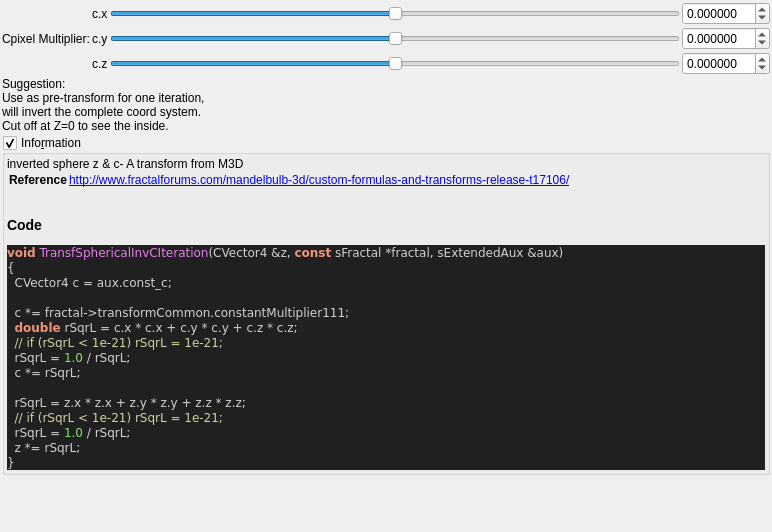
buddhi1980/mandelbulber2, file mandelbulber2/formula/ui/fractal_transf_spherical_inv_c.ui: the form before one commit.
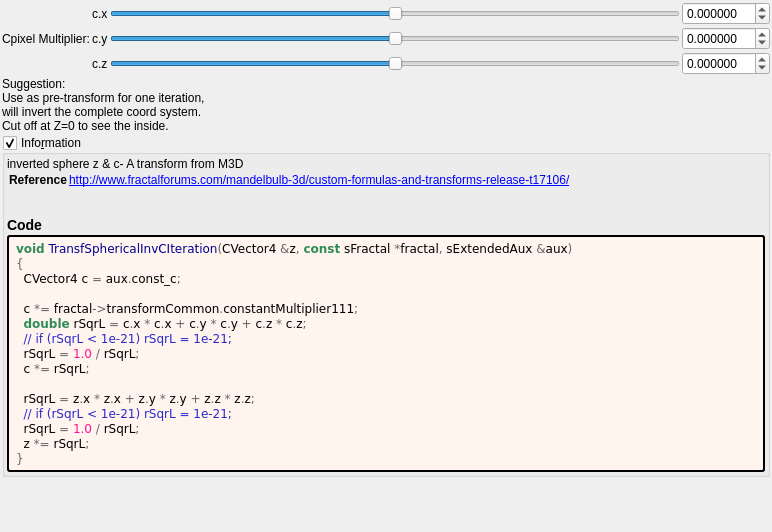
The form after the commit. Custom widgets are drawn as their Qt base class.

Diff of the .ui file:
```diff
--- a/mandelbulber2/formula/ui/fractal_transf_spherical_inv_c.ui
+++ b/mandelbulber2/formula/ui/fractal_transf_spherical_inv_c.ui
@@ -264,29 +264,44 @@
        <number>2</number>
       </property>
       <item>
-       <widget class="QLabel" name="label_code_content">
+	   <widget class="QLabel" name="label_information_general">
         <property name="text">
          <string notr="true">&lt;p&gt;inverted sphere z &amp; c- A transform from M3D&lt;/p&gt;&lt;table&gt;
 &lt;tr&gt;&lt;th&gt;Reference&lt;/th&gt;&lt;td&gt;&lt;a href=&quot;http://www.fractalforums.com/mandelbulb-3d/custom-formulas-and-transforms-release-t17106/&quot;&gt;http://www.fractalforums.com/mandelbulb-3d/custom-formulas-and-transforms-release-t17106/&lt;br&gt;
 &lt;/td&gt;&lt;/tr&gt;
 &lt;/table&gt;
-&lt;h3&gt;Code&lt;/h3&gt;
-&lt;body style=&quot;background-color:#202020&quot;&gt;
-&lt;pre style=&quot;color:#d0d0d0; background-color:#202020;  font-family:'Courier New',monospace;&quot;&gt;&lt;span style=&quot;color:#f09479; font-weight:bold&quot;&gt;void&lt;/span&gt; &lt;span style=&quot;color:#e47eed&quot;&gt;TransfSphericalInvCIteration&lt;/span&gt;&lt;span style=&quot;color:#d0d0d0&quot;&gt;(&lt;/span&gt;CVector4 &lt;span style=&quot;color:#d0d0d0&quot;&gt;&amp;amp;&lt;/span&gt;z&lt;span style=&quot;color:#d0d0d0&quot;&gt;,&lt;/span&gt; &lt;span style=&quot;color:#f09479; font-weight:bold&quot;&gt;const&lt;/span&gt; sFractal &lt;span style=&quot;color:#d0d0d0&quot;&gt;*&lt;/span&gt;fractal&lt;span style=&quot;color:#d0d0d0&quot;&gt;,&lt;/span&gt; sExtendedAux &lt;span style=&quot;color:#d0d0d0&quot;&gt;&amp;amp;&lt;/span&gt;aux&lt;span style=&quot;color:#d0d0d0&quot;&gt;)&lt;/span&gt;
-&lt;span style=&quot;color:#d0d0d0&quot;&gt;{&lt;/span&gt;
-  CVector4 c &lt;span style=&quot;color:#d0d0d0&quot;&gt;=&lt;/span&gt; aux&lt;span style=&quot;color:#d0d0d0&quot;&gt;.&lt;/span&gt;const_c&lt;span style=&quot;color:#d0d0d0&quot;&gt;;&lt;/span&gt;
+&lt;h3&gt;Code&lt;/h3&gt;</string>
+		</property>
+		<property name="wordWrap">
+		 <bool>true</bool>
+		</property>
+		<property name="openExternalLinks">
+		 <bool>true</bool>
+		</property>
+		<property name="textInteractionFlags">
+		 <set>Qt::LinksAccessibleByMouse|Qt::TextSelectableByMouse</set>
+		</property>
+		</widget>
+	   </item>
+	   <item>
+	    <widget class="QLabel" name="label_code_content">
+		 <property name="text">
+		  <string notr="true">&lt;body style=&quot;background-color:#fff5ee&quot;&gt;
+&lt;pre style=&quot;color:#000000; background-color:#fff5ee;  font-family:'Courier New',monospace;&quot;&gt;&lt;span style=&quot;color:#2e8b57; font-weight:bold&quot;&gt;void&lt;/span&gt; &lt;span style=&quot;color:#00008f&quot;&gt;TransfSphericalInvCIteration&lt;/span&gt;&lt;span style=&quot;color:#676767&quot;&gt;(&lt;/span&gt;CVector4 &lt;span style=&quot;color:#676767&quot;&gt;&amp;amp;&lt;/span&gt;z&lt;span style=&quot;color:#676767&quot;&gt;,&lt;/span&gt; &lt;span style=&quot;color:#2e8b57; font-weight:bold&quot;&gt;const&lt;/span&gt; sFractal &lt;span style=&quot;color:#676767&quot;&gt;*&lt;/span&gt;fractal&lt;span style=&quot;color:#676767&quot;&gt;,&lt;/span&gt; sExtendedAux &lt;span style=&quot;color:#676767&quot;&gt;&amp;amp;&lt;/span&gt;aux&lt;span style=&quot;color:#676767&quot;&gt;)&lt;/span&gt;
+&lt;span style=&quot;color:#676767&quot;&gt;{&lt;/span&gt;
+  CVector4 c &lt;span style=&quot;color:#676767&quot;&gt;=&lt;/span&gt; aux&lt;span style=&quot;color:#676767&quot;&gt;.&lt;/span&gt;const_c&lt;span style=&quot;color:#676767&quot;&gt;;&lt;/span&gt;
 
-  c &lt;span style=&quot;color:#d0d0d0&quot;&gt;*=&lt;/span&gt; fractal&lt;span style=&quot;color:#d0d0d0&quot;&gt;-&amp;gt;&lt;/span&gt;transformCommon&lt;span style=&quot;color:#d0d0d0&quot;&gt;.&lt;/span&gt;constantMultiplier111&lt;span style=&quot;color:#d0d0d0&quot;&gt;;&lt;/span&gt;
-  &lt;span style=&quot;color:#f09479; font-weight:bold&quot;&gt;double&lt;/span&gt; rSqrL &lt;span style=&quot;color:#d0d0d0&quot;&gt;=&lt;/span&gt; c&lt;span style=&quot;color:#d0d0d0&quot;&gt;.&lt;/span&gt;x &lt;span style=&quot;color:#d0d0d0&quot;&gt;*&lt;/span&gt; c&lt;span style=&quot;color:#d0d0d0&quot;&gt;.&lt;/span&gt;x &lt;span style=&quot;color:#d0d0d0&quot;&gt;+&lt;/span&gt; c&lt;span style=&quot;color:#d0d0d0&quot;&gt;.&lt;/span&gt;y &lt;span style=&quot;color:#d0d0d0&quot;&gt;*&lt;/span&gt; c&lt;span style=&quot;color:#d0d0d0&quot;&gt;.&lt;/span&gt;y &lt;span style=&quot;color:#d0d0d0&quot;&gt;+&lt;/span&gt; c&lt;span style=&quot;color:#d0d0d0&quot;&gt;.&lt;/span&gt;z &lt;span style=&quot;color:#d0d0d0&quot;&gt;*&lt;/span&gt; c&lt;span style=&quot;color:#d0d0d0&quot;&gt;.&lt;/span&gt;z&lt;span style=&quot;color:#d0d0d0&quot;&gt;;&lt;/span&gt;
-  &lt;span style=&quot;color:#d0d0a0&quot;&gt;// if (rSqrL &amp;lt; 1e-21) rSqrL = 1e-21;&lt;/span&gt;
-  rSqrL &lt;span style=&quot;color:#d0d0d0&quot;&gt;=&lt;/span&gt; &lt;span style=&quot;color:#87df71&quot;&gt;1.0&lt;/span&gt; &lt;span style=&quot;color:#d0d0d0&quot;&gt;/&lt;/span&gt; rSqrL&lt;span style=&quot;color:#d0d0d0&quot;&gt;;&lt;/span&gt;
-  c &lt;span style=&quot;color:#d0d0d0&quot;&gt;*=&lt;/span&gt; rSqrL&lt;span style=&quot;color:#d0d0d0&quot;&gt;;&lt;/span&gt;
+  c &lt;span style=&quot;color:#676767&quot;&gt;*=&lt;/span&gt; fractal&lt;span style=&quot;color:#676767&quot;&gt;-&amp;gt;&lt;/span&gt;transformCommon&lt;span style=&quot;color:#676767&quot;&gt;.&lt;/span&gt;constantMultiplier111&lt;span style=&quot;color:#676767&quot;&gt;;&lt;/span&gt;
+  &lt;span style=&quot;color:#2e8b57; font-weight:bold&quot;&gt;double&lt;/span&gt; rSqrL &lt;span style=&quot;color:#676767&quot;&gt;=&lt;/span&gt; c&lt;span style=&quot;color:#676767&quot;&gt;.&lt;/span&gt;x &lt;span style=&quot;color:#676767&quot;&gt;*&lt;/span&gt; c&lt;span style=&quot;color:#676767&quot;&gt;.&lt;/span&gt;x &lt;span style=&quot;color:#676767&quot;&gt;+&lt;/span&gt; c&lt;span style=&quot;color:#676767&quot;&gt;.&lt;/span&gt;y &lt;span style=&quot;color:#676767&quot;&gt;*&lt;/span&gt; c&lt;span style=&quot;color:#676767&quot;&gt;.&lt;/span&gt;y &lt;span style=&quot;color:#676767&quot;&gt;+&lt;/span&gt; c&lt;span style=&quot;color:#676767&quot;&gt;.&lt;/span&gt;z &lt;span style=&quot;color:#676767&quot;&gt;*&lt;/span&gt; c&lt;span style=&quot;color:#676767&quot;&gt;.&lt;/span&gt;z&lt;span style=&quot;color:#676767&quot;&gt;;&lt;/span&gt;
+  &lt;span style=&quot;color:#2929cc&quot;&gt;// if (rSqrL &amp;lt; 1e-21) rSqrL = 1e-21;&lt;/span&gt;
+  rSqrL &lt;span style=&quot;color:#676767&quot;&gt;=&lt;/span&gt; &lt;span style=&quot;color:#ff1493&quot;&gt;1.0&lt;/span&gt; &lt;span style=&quot;color:#676767&quot;&gt;/&lt;/span&gt; rSqrL&lt;span style=&quot;color:#676767&quot;&gt;;&lt;/span&gt;
+  c &lt;span style=&quot;color:#676767&quot;&gt;*=&lt;/span&gt; rSqrL&lt;span style=&quot;color:#676767&quot;&gt;;&lt;/span&gt;
 
-  rSqrL &lt;span style=&quot;color:#d0d0d0&quot;&gt;=&lt;/span&gt; z&lt;span style=&quot;color:#d0d0d0&quot;&gt;.&lt;/span&gt;x &lt;span style=&quot;color:#d0d0d0&quot;&gt;*&lt;/span&gt; z&lt;span style=&quot;color:#d0d0d0&quot;&gt;.&lt;/span&gt;x &lt;span style=&quot;color:#d0d0d0&quot;&gt;+&lt;/span&gt; z&lt;span style=&quot;color:#d0d0d0&quot;&gt;.&lt;/span&gt;y &lt;span style=&quot;color:#d0d0d0&quot;&gt;*&lt;/span&gt; z&lt;span style=&quot;color:#d0d0d0&quot;&gt;.&lt;/span&gt;y &lt;span style=&quot;color:#d0d0d0&quot;&gt;+&lt;/span&gt; z&lt;span style=&quot;color:#d0d0d0&quot;&gt;.&lt;/span&gt;z &lt;span style=&quot;color:#d0d0d0&quot;&gt;*&lt;/span&gt; z&lt;span style=&quot;color:#d0d0d0&quot;&gt;.&lt;/span&gt;z&lt;span style=&quot;color:#d0d0d0&quot;&gt;;&lt;/span&gt;
-  &lt;span style=&quot;color:#d0d0a0&quot;&gt;// if (rSqrL &amp;lt; 1e-21) rSqrL = 1e-21;&lt;/span&gt;
-  rSqrL &lt;span style=&quot;color:#d0d0d0&quot;&gt;=&lt;/span&gt; &lt;span style=&quot;color:#87df71&quot;&gt;1.0&lt;/span&gt; &lt;span style=&quot;color:#d0d0d0&quot;&gt;/&lt;/span&gt; rSqrL&lt;span style=&quot;color:#d0d0d0&quot;&gt;;&lt;/span&gt;
-  z &lt;span style=&quot;color:#d0d0d0&quot;&gt;*=&lt;/span&gt; rSqrL&lt;span style=&quot;color:#d0d0d0&quot;&gt;;&lt;/span&gt;
-&lt;span style=&quot;color:#d0d0d0&quot;&gt;}&lt;/span&gt;
+  rSqrL &lt;span style=&quot;color:#676767&quot;&gt;=&lt;/span&gt; z&lt;span style=&quot;color:#676767&quot;&gt;.&lt;/span&gt;x &lt;span style=&quot;color:#676767&quot;&gt;*&lt;/span&gt; z&lt;span style=&quot;color:#676767&quot;&gt;.&lt;/span&gt;x &lt;span style=&quot;color:#676767&quot;&gt;+&lt;/span&gt; z&lt;span style=&quot;color:#676767&quot;&gt;.&lt;/span&gt;y &lt;span style=&quot;color:#676767&quot;&gt;*&lt;/span&gt; z&lt;span style=&quot;color:#676767&quot;&gt;.&lt;/span&gt;y &lt;span style=&quot;color:#676767&quot;&gt;+&lt;/span&gt; z&lt;span style=&quot;color:#676767&quot;&gt;.&lt;/span&gt;z &lt;span style=&quot;color:#676767&quot;&gt;*&lt;/span&gt; z&lt;span style=&quot;color:#676767&quot;&gt;.&lt;/span&gt;z&lt;span style=&quot;color:#676767&quot;&gt;;&lt;/span&gt;
+  &lt;span style=&quot;color:#2929cc&quot;&gt;// if (rSqrL &amp;lt; 1e-21) rSqrL = 1e-21;&lt;/span&gt;
+  rSqrL &lt;span style=&quot;color:#676767&quot;&gt;=&lt;/span&gt; &lt;span style=&quot;color:#ff1493&quot;&gt;1.0&lt;/span&gt; &lt;span style=&quot;color:#676767&quot;&gt;/&lt;/span&gt; rSqrL&lt;span style=&quot;color:#676767&quot;&gt;;&lt;/span&gt;
+  z &lt;span style=&quot;color:#676767&quot;&gt;*=&lt;/span&gt; rSqrL&lt;span style=&quot;color:#676767&quot;&gt;;&lt;/span&gt;
+&lt;span style=&quot;color:#676767&quot;&gt;}&lt;/span&gt;
 &lt;/pre&gt;
 &lt;/body&gt;</string>
         </property>
@@ -299,6 +314,9 @@
         <property name="textInteractionFlags">
          <set>Qt::LinksAccessibleByMouse|Qt::TextSelectableByMouse</set>
         </property>
+		 <property name="styleSheet">
+		  <string notr="true">border-style: outset; border-width: 2px; border-radius: 3px; border-color: black; background-color: #fff5ee; padding: 4px;</string>
+		  </property>
        </widget>
       </item>
      </layout>
```
Lines whose indentation alone changed are shown as unchanged.
